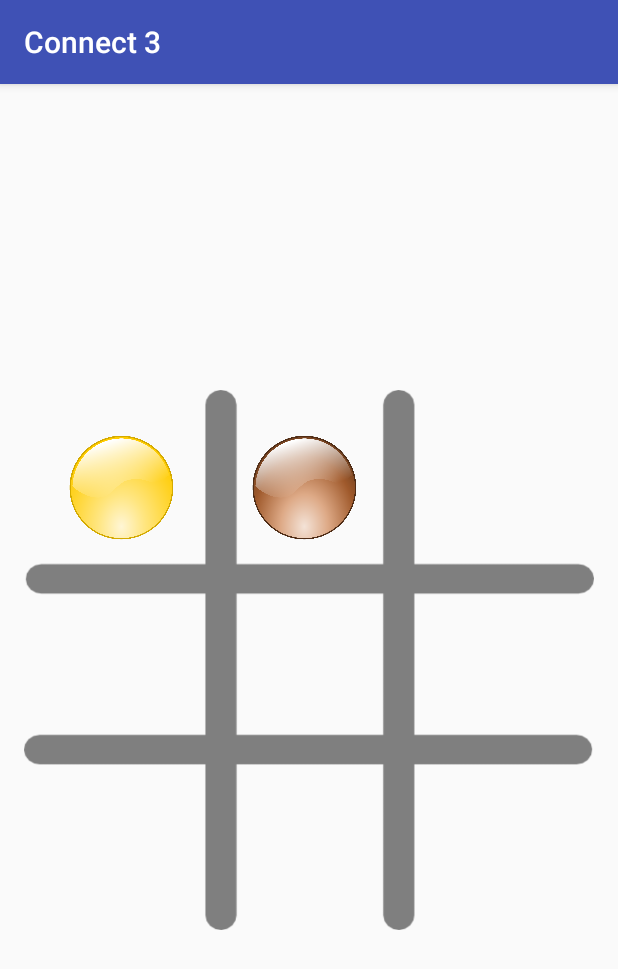
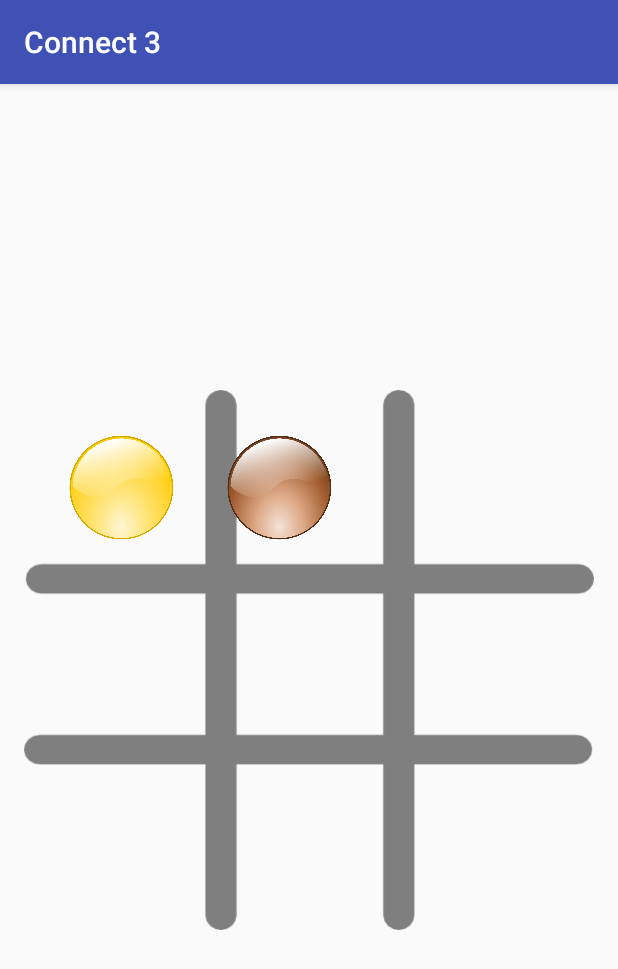
Before and after one commit to raviigarg/The-Complete-Android-N-Developer-Course, an Android app: the screen it shows after launch (MainActivity), after a tap on an icon or button, on a phone screen of 412 x 824 dp. Shown: the top 969 px of the screen. Run offline under Robolectric (Android 15) with nearby library versions, the phone set to English and light mode, and no system bars; 1 other tap on this screen came first.

Commit message:
Position of user updated and apk file added

```diff
--- a/Connect3/app/src/main/res/layout/activity_main.xml
+++ b/Connect3/app/src/main/res/layout/activity_main.xml
@@ -42,7 +42,7 @@
             android:layout_row="0"
             android:layout_column="1"
             android:layout_marginTop="30dp"
-            android:layout_marginLeft="52dp"
+            android:layout_marginLeft="35dp"
             android:onClick="dropIn"
             android:tag="1"/>
 
@@ -53,7 +53,7 @@
             android:layout_row="0"
             android:layout_column="2"
             android:layout_marginTop="30dp"
-            android:layout_marginLeft="50dp"
+            android:layout_marginLeft="35dp"
             android:onClick="dropIn"
             android:tag="2"/>
 
@@ -74,7 +74,7 @@
             android:id="@+id/imageView5"
             android:layout_column="1"
             android:layout_row="1"
-            android:layout_marginLeft="52dp"
+            android:layout_marginLeft="35dp"
             android:layout_marginTop="45dp"
             android:onClick="dropIn"
             android:tag="4"/>
@@ -86,7 +86,7 @@
             android:layout_row="1"
             android:layout_column="2"
             android:layout_marginTop="45dp"
-            android:layout_marginLeft="52dp"
+            android:layout_marginLeft="35dp"
             android:onClick="dropIn"
             android:tag="5"/>
 
@@ -108,7 +108,7 @@
             android:layout_column="1"
             android:layout_row="2"
             android:layout_marginTop="45dp"
-            android:layout_marginLeft="52dp"
+            android:layout_marginLeft="35dp"
             android:onClick="dropIn"
             android:tag="7"/>
 
@@ -119,7 +119,7 @@
             android:layout_column="2"
             android:layout_row="2"
             android:layout_marginTop="45dp"
-            android:layout_marginLeft="55dp"
+            android:layout_marginLeft="40dp"
             android:onClick="dropIn"
             android:tag="8"/>
 
```
